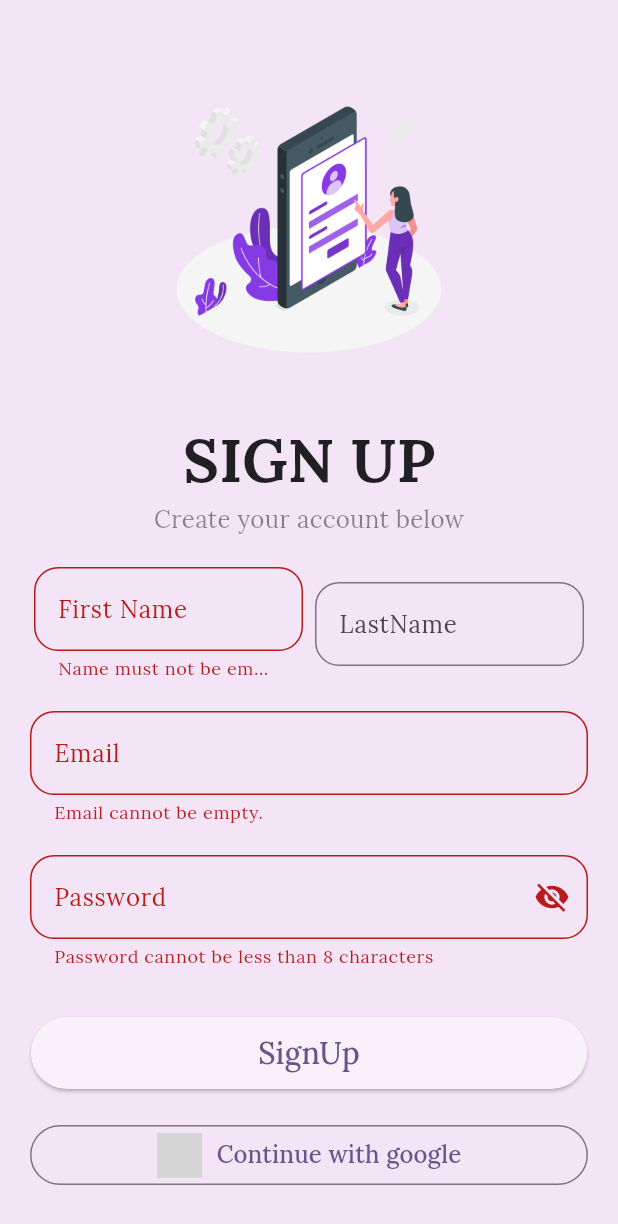
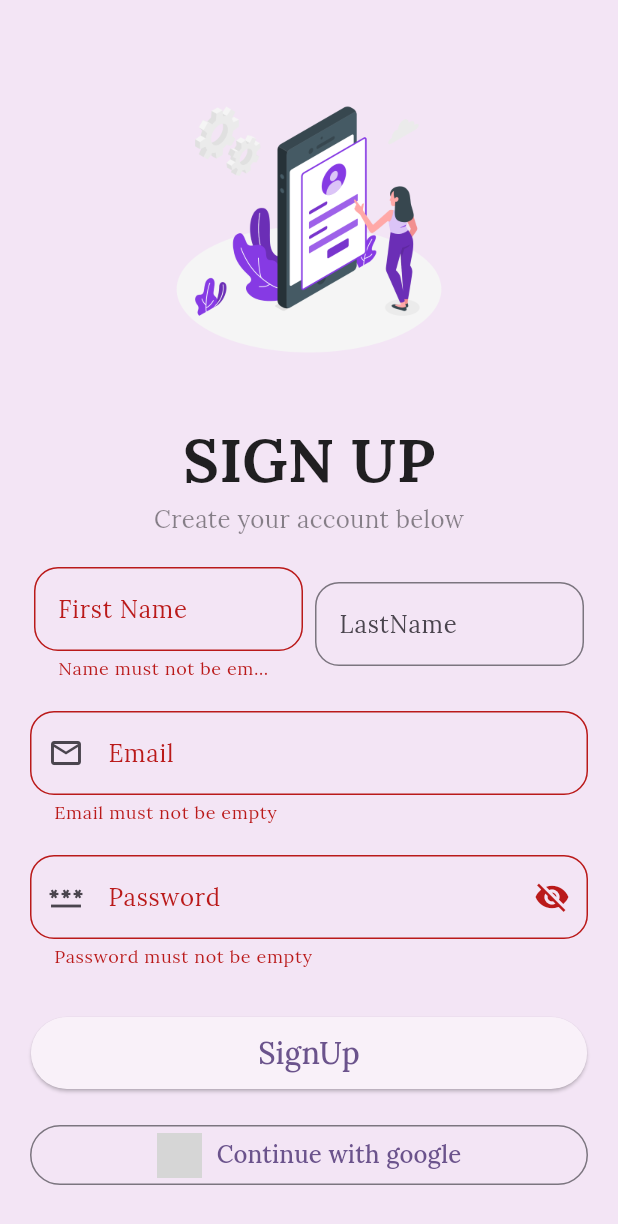
Before and after one commit to osamajaved07/Contact-App, a Flutter app: the signuppage screen opened by its route, after a tap on "SignUp", on a phone screen of 412 x 824 dp. Shown: the top 1224 px of the screen. Run offline on Flutter 3.47's test engine with Material 2 defaults, Android fonts, the light colour scheme and no system bars; our stand-ins replace cloud_firestore, firebase_auth, firebase_core, google_fonts, google_sign_in; accounts and stored records are empty; grey boxes are pictures that could not be loaded.

Commit message:
Screen Updated

```diff
--- a/lib/signup.dart
+++ b/lib/signup.dart
@@ -52,7 +52,189 @@ class _signuppageState extends State<signuppage> {
 
                 SizedBox(height: 20,),
 
-                Container(
+                namefield(context),
+
+          SizedBox(height: 20,),
+
+
+                emailfield(),
+
+
+                SizedBox(height: 20,),
+
+
+                passwordfield(),
+                SizedBox(height: 32,),
+
+
+                signupbutton(context),
+
+
+                  SizedBox(height: 20,),
+
+
+
+
+                  googleloginbutton(context),
+
+                  SizedBox(height: 20,),
+
+
+                  login(context)
+              ],
+            ),
+          ),
+        ),
+      ),
+
+    );
+  }
+
+
+
+
+
+  Row login(BuildContext context) {
+    return Row(
+                  mainAxisAlignment: MainAxisAlignment.center,
+                  children: [
+                    Text("Already have an account?"),
+                    TextButton(onPressed: (){
+                      Navigator.pop(context);
+                    }, child: Text('LogIn', style: TextStyle(
+                      fontSize: 18),))
+                  ],
+                );
+  }
+
+  OutlinedButton googleloginbutton(BuildContext context) {
+    return OutlinedButton(
+                  onPressed: (){
+
+                    AuthService().continueWithGoogle().then((value){
+                      if (value == "Google account login successfull..."){
+                        ScaffoldMessenger.of(context).showSnackBar(
+                          SnackBar(content:
+                          Text('Google Login Successfully..')));
+                          Navigator.pushNamed(context, "/home");
+
+                      }
+                      else {
+                        ScaffoldMessenger.of(context).showSnackBar(
+                          SnackBar(content:
+                          Text(value, style: TextStyle(
+                            color: Colors.white,
+                          ),), backgroundColor: Colors.red.shade400,));
+
+                      }
+
+                    });
+
+                  }, child: Row(
+                  mainAxisAlignment: MainAxisAlignment.center,
+                  children: [
+                    Image.asset('images/gog.png', height: 30, width: 30,),
+                    SizedBox(width: 10,),
+                    Text('Continue with google', style: TextStyle(
+                      fontSize: 16),)
+                  ],
+                ));
+  }
+
+  SizedBox signupbutton(BuildContext context) {
+    return SizedBox(
+                height: 48,
+                width: MediaQuery.of(context).size.width * .9,
+                child: ElevatedButton(onPressed: (){
+
+                  if (formkey.currentState!.validate()){
+                    AuthService().createAccountWithEmail(_emailcontroller.text, _passwordcontroller.text).then((value) {
+                      if (value == "Account Created"){
+                        ScaffoldMessenger.of(context).showSnackBar(
+                          SnackBar(content:
+                          Text('Account created successfully..!')));
+                          Navigator.pushNamed(context, "/home");
+
+                      }
+                      else {
+                        ScaffoldMessenger.of(context).showSnackBar(
+                          SnackBar(content:
+                          Text(value, style: TextStyle(
+                            color: Colors.white,
+                          ),), backgroundColor: Colors.red.shade400,));
+
+                      }
+                    });
+
+
+                  }
+
+                }, child: Text("SignUp", style: TextStyle(
+                  fontSize: 20
+                ),)));
+  }
+
+  TextFormField passwordfield() {
+    return TextFormField(
+                validator: (value) {
+            if (value == null || value.isEmpty) {
+              return 'Password must not be empty';
+            } else if (value.length < 8) {
+              return 'Password must be at least 8 characters';
+            } else {
+              return null;
+            }
+
+          },
+                controller: _passwordcontroller,
+                obscureText: !isPasswordVisible,
+                decoration: InputDecoration(
+                  prefixIcon: Icon(Icons.password),
+                  border: OutlineInputBorder(borderRadius: BorderRadius.circular(16),),
+                  label: Text('Password'),
+                  hintText: 'Enter your Password here',
+
+                  suffixIcon: IconButton(
+            icon: Icon(
+              isPasswordVisible ? Icons.visibility : Icons.visibility_off,
+            ),
+            onPressed: () {
+              setState(() {
+                isPasswordVisible = !isPasswordVisible; // Toggle visibility
+              });
+            },
+          ),
+                ),
+
+              );
+  }
+
+  TextFormField emailfield() {
+    return TextFormField(
+                validator: (value) {
+          if (value == null || value.isEmpty) {
+            return 'Email must not be empty';
+          } else if (!RegExp(r'^[\w-\.]+@([\w-]+\.)+[\w-]{2,4}$').hasMatch(value)) {
+            return 'Enter a valid email';
+          }
+          return null;
+        },
+                controller: _emailcontroller,
+                keyboardType: TextInputType.emailAddress,
+                decoration: InputDecoration(
+
+                  prefixIcon: Icon(Icons.email_outlined),
+
+                  border: OutlineInputBorder(borderRadius: BorderRadius.circular(16)),
+                  label: Text('Email'),
+                  hintText: 'Enter your Email here'
+                ),
+
+              );
+  }
+
+  Container namefield(BuildContext context) {
+    return Container(
 width: MediaQuery.of(context).size.width * 0.89, // 80% of the screen width
 // height: 60, // Fixed height
 child: Row(
@@ -87,139 +269,6 @@ class _signuppageState extends State<signuppage> {
     ),
   ],
 ),
-),
-
-          SizedBox(height: 20,),
-                TextFormField(
-                  validator: (value) => value!.isEmpty? "Email cannot be empty." : null,
-                  controller: _emailcontroller,
-                  keyboardType: TextInputType.emailAddress,
-                  decoration: InputDecoration(
-                    border: OutlineInputBorder(borderRadius: BorderRadius.circular(16)),
-                    label: Text('Email'),
-                    hintText: 'Enter your Email here'
-                  ),
-
-                ),
-
-
-                SizedBox(height: 20,),
-
-
-                TextFormField(
-                  validator: (value) => value!.length<8? "Password cannot be less than 8 characters":null,
-                  controller: _passwordcontroller,
-                  obscureText: !isPasswordVisible,
-                  decoration: InputDecoration(
-
-                    border: OutlineInputBorder(borderRadius: BorderRadius.circular(16),),
-                    label: Text('Password'),
-                    hintText: 'Enter your Password here',
-
-                    suffixIcon: IconButton(
-              icon: Icon(
-                isPasswordVisible ? Icons.visibility : Icons.visibility_off,
-              ),
-              onPressed: () {
-                setState(() {
-                  isPasswordVisible = !isPasswordVisible; // Toggle visibility
-                });
-              },
-            ),
-                  ),
-
-                ),
-                SizedBox(height: 32,),
-
-
-                SizedBox(
-                  height: 48,
-                  width: MediaQuery.of(context).size.width * .9,
-                  child: ElevatedButton(onPressed: (){
-
-                    if (formkey.currentState!.validate()){
-                      AuthService().createAccountWithEmail(_emailcontroller.text, _passwordcontroller.text).then((value) {
-                        if (value == "Account Created"){
-                          ScaffoldMessenger.of(context).showSnackBar(
-                            SnackBar(content:
-                            Text('Account created successfully..!')));
-                            Navigator.pushNamed(context, "/home");
-
-                        }
-                        else {
-                          ScaffoldMessenger.of(context).showSnackBar(
-                            SnackBar(content:
-                            Text(value, style: TextStyle(
-                              color: Colors.white,
-                            ),), backgroundColor: Colors.red.shade400,));
-
-                        }
-                      });
-
-
-                    }
-
-                  }, child: Text("SignUp", style: TextStyle(
-                    fontSize: 20
-                  ),))),
-
-
-                  SizedBox(height: 20,),
-
-
-
-
-                  OutlinedButton(
-                    onPressed: (){
-
-                      AuthService().continueWithGoogle().then((value){
-                        if (value == "Google account login successfull..."){
-                          ScaffoldMessenger.of(context).showSnackBar(
-                            SnackBar(content:
-                            Text('Google Login Successfully..')));
-                            Navigator.pushNamed(context, "/home");
-
-                        }
-                        else {
-                          ScaffoldMessenger.of(context).showSnackBar(
-                            SnackBar(content:
-                            Text(value, style: TextStyle(
-                              color: Colors.white,
-                            ),), backgroundColor: Colors.red.shade400,));
-
-                        }
-
-                      });
-
-                    }, child: Row(
-                    mainAxisAlignment: MainAxisAlignment.center,
-                    children: [
-                      Image.asset('images/gog.png', height: 30, width: 30,),
-                      SizedBox(width: 10,),
-                      Text('Continue with google', style: TextStyle(
-                        fontSize: 16),)
-                    ],
-                  )),
-
-                  SizedBox(height: 20,),
-
-
-                  Row(
-                    mainAxisAlignment: MainAxisAlignment.center,
-                    children: [
-                      Text("Already have an account?"),
-                      TextButton(onPressed: (){
-                        Navigator.pop(context);
-                      }, child: Text('LogIn', style: TextStyle(
-                        fontSize: 18),))
-                    ],
-                  )
-              ],
-            ),
-          ),
-        ),
-      ),
-
 );
   }
 }
```
Also changed, not shown: lib/add_contact.dart (+94 -70 lines), lib/homepage.dart (+6 -20 lines), lib/loginpage.dart (+10 -5 lines). Lines whose indentation alone changed are shown as unchanged.
